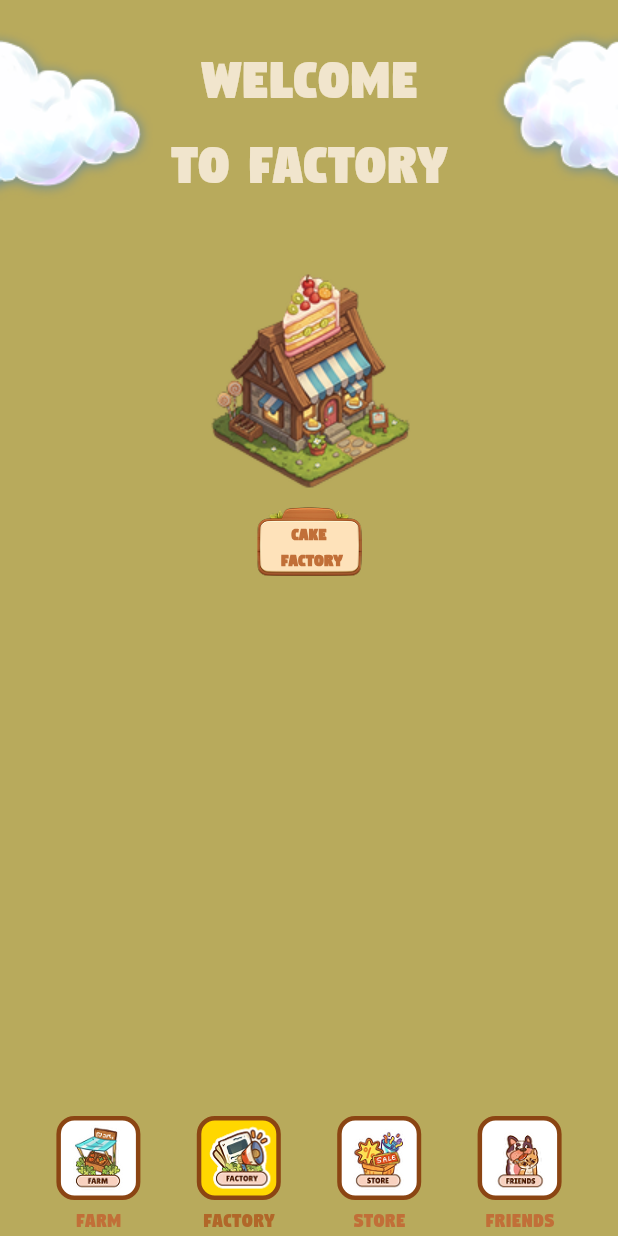
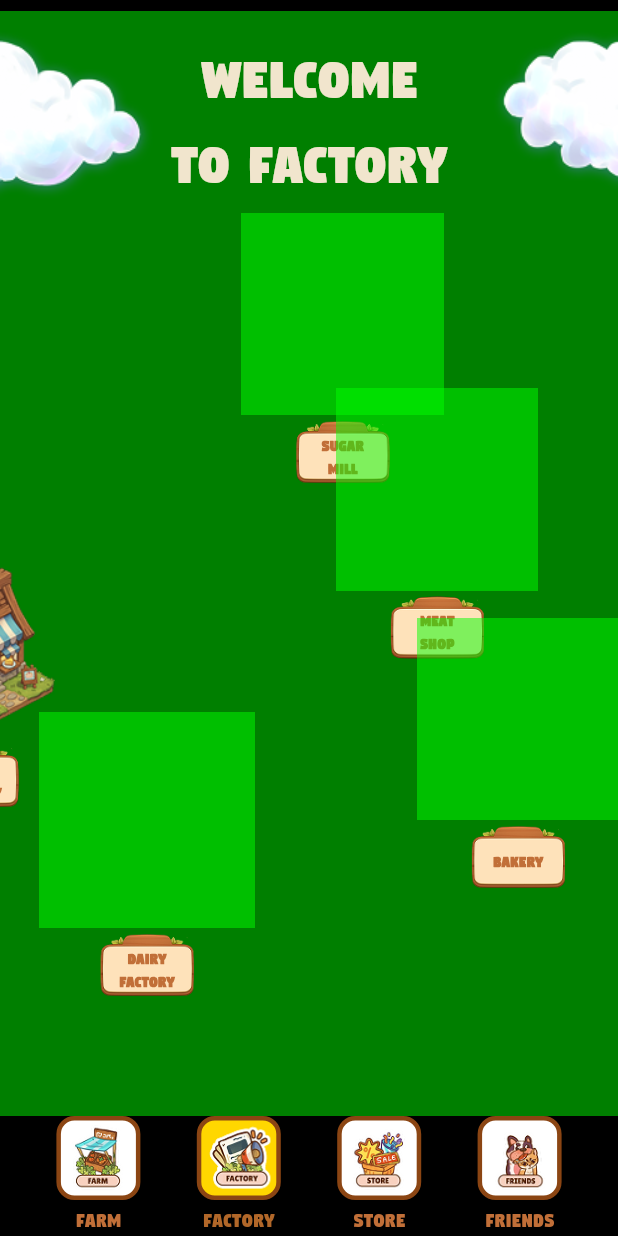
Before and after one commit to Jasurbek99/farm_game, a Flutter app: the screen it shows after launch, item 2 of the bottom bar chosen, on a phone screen of 412 x 824 dp. Run offline on Flutter 3.47's test engine with Material 3 defaults, Android fonts, the phone set to English and light mode, and no system bars.

Commit message:
Add draggable factory map with PNG/GIF building support
- Create FactoryBuilding model supporting both local PNG assets and network GIF URLs
- Add DraggableFactoryMap widget using InteractiveViewer for pan/zoom
- Add FactoryMapBuilding widget that renders PNG or GIF with loading states
- Update FactoryMainScreen to use draggable map with positioned buildings
- Add factory map assets to AppAssets and building names to AppStrings
- Add factory routes for new building types
- Register factory assets directory in pubspec.yaml

https://claude.ai/code/session_01N4DMCP3Ldmu4uPxE9qXmVm

```diff
--- a/lib/app/routes.dart
+++ b/lib/app/routes.dart
@@ -14,6 +14,13 @@ class AppRoutes {
   static const String farmCow = '/farm/cow';
   static const String farmPig = '/farm/pig';
   static const String factoryCake = '/factory/cake';
+  static const String factoryBbq = '/factory/bbq';
+  static const String factoryMeat = '/factory/meat';
+  static const String factorySugar = '/factory/sugar';
+  static const String factoryDairy = '/factory/dairy';
+  static const String factoryBakery = '/factory/bakery';
+  static const String factoryIceCream = '/factory/ice_cream';
+  static const String factoryWeaving = '/factory/weaving';
   static const String profile = '/profile';
   static const String profileChangePassword = '/profile/change-password';
   static const String profileLanguage = '/profile/language';
@@ -26,6 +33,14 @@ class AppRoutes {
       farmCow: (context) => const ChickenBarnScreen(),
       farmPig: (context) => const ChickenBarnScreen(),
       factoryCake: (context) => const CakeFactoryScreen(),
+      // TODO: Create individual factory screens for each building
+      factoryBbq: (context) => const CakeFactoryScreen(),
+      factoryMeat: (context) => const CakeFactoryScreen(),
+      factorySugar: (context) => const CakeFactoryScreen(),
+      factoryDairy: (context) => const CakeFactoryScreen(),
+      factoryBakery: (context) => const CakeFactoryScreen(),
+      factoryIceCream: (context) => const CakeFactoryScreen(),
+      factoryWeaving: (context) => const CakeFactoryScreen(),
       profile: (context) => const ProfileScreen(),
       profileChangePassword: (context) => const ChangePasswordScreen(),
       profileLanguage: (context) => const LanguageScreen(),
--- a/lib/core/constants/app_assets.dart
+++ b/lib/core/constants/app_assets.dart
@@ -31,6 +31,28 @@ class AppAssets {
   static const String cakeFactory = 'assets/images/buildings/cake_factory.png';
   static const String cakeFactoryLarge =
       'assets/images/buildings/cake_factory_large.png';
+
+  // Factory Map
+  static const String factoryMapEmpty =
+      'assets/images/factory/factory_map_empty.png';
+  static const String factoryMapWithBuildings =
+      'assets/images/factory/factory_map_with_buildings.png';
+
+  // Factory Buildings (individual building assets for the map)
+  static const String factoryBbqStation =
+      'assets/images/factory/bbq_station.png';
+  static const String factoryMeatShop =
+      'assets/images/factory/meat_shop.png';
+  static const String factorySugarMill =
+      'assets/images/factory/sugar_mill.png';
+  static const String factoryDairyFactory =
+      'assets/images/factory/dairy_factory.png';
+  static const String factoryBakery =
+      'assets/images/factory/bakery.png';
+  static const String factoryIceCreamShop =
+      'assets/images/factory/ice_cream_shop.png';
+  static const String factoryWeavingMill =
+      'assets/images/factory/weaving_mill.png';
 
   // Animals
   static const String chicken = 'assets/images/animals/chicken.png';
--- a/lib/core/constants/app_strings.dart
+++ b/lib/core/constants/app_strings.dart
@@ -22,6 +22,15 @@ class AppStrings {
   static const String welcomeToFactory = 'WELCOME\nTO FACTORY';
   static const String cakeFactory = 'CAKE\n FACTORY';
   static const String makeCake = 'MAKE CAKE';
+
+  // Factory Buildings
+  static const String bbqStation = 'BBQ\nSTATION';
+  static const String meatShop = 'MEAT\nSHOP';
+  static const String sugarMill = 'SUGAR\nMILL';
+  static const String dairyFactory = 'DAIRY\nFACTORY';
+  static const String bakery = 'BAKERY';
+  static const String iceCreamShop = 'ICE CREAM\nSHOP';
+  static const String weavingMill = 'WEAVING\nMILL';
 
   // Store
   static const String store = 'STORE';
--- /dev/null
+++ b/lib/features/factory/domain/models/factory_building.dart
@@ -0,0 +1,62 @@
+/// Represents a factory building that can be placed on the factory map.
+///
+/// Factory buildings can have either a local PNG asset or a network GIF URL.
+class FactoryBuilding {
+  final String id;
+  final String name;
+  final String? localAsset;
+  final String? networkGifUrl;
+  final String route;
+  final double positionX;
+  final double positionY;
+  final double width;
+  final double height;
+
+  const FactoryBuilding({
+    required this.id,
+    required this.name,
+    this.localAsset,
+    this.networkGifUrl,
+    required this.route,
+    required this.positionX,
+    required this.positionY,
+    this.width = 150.0,
+    this.height = 150.0,
+  }) : assert(
+          localAsset != null || networkGifUrl != null,
+          'Either localAsset or networkGifUrl must be provided',
+        );
+
+  /// Whether this building uses a local PNG asset.
+  bool get isLocalAsset => localAsset != null;
+
+  /// Whether this building uses a network GIF.
+  bool get isNetworkGif => networkGifUrl != null;
+
+  /// Gets the asset path or URL to display.
+  String get displayAsset => localAsset ?? networkGifUrl ?? '';
+
+  FactoryBuilding copyWith({
+    String? id,
+    String? name,
+    String? localAsset,
+    String? networkGifUrl,
+    String? route,
+    double? positionX,
+    double? positionY,
+    double? width,
+    double? height,
+  }) {
+    return FactoryBuilding(
+      id: id ?? this.id,
+      name: name ?? this.name,
+      localAsset: localAsset ?? this.localAsset,
+      networkGifUrl: networkGifUrl ?? this.networkGifUrl,
+      route: route ?? this.route,
+      positionX: positionX ?? this.positionX,
+      positionY: positionY ?? this.positionY,
+      width: width ?? this.width,
+      height: height ?? this.height,
+    );
+  }
+}
--- a/lib/features/factory/presentation/screens/factory_main_screen.dart
+++ b/lib/features/factory/presentation/screens/factory_main_screen.dart
@@ -5,56 +5,73 @@ import 'package:farm_game/core/constants/app_dimens.dart';
 import 'package:farm_game/core/constants/app_strings.dart';
 import 'package:farm_game/core/theme/app_text_styles.dart';
 import 'package:farm_game/core/widgets/app_scaffold.dart';
-import 'package:farm_game/features/factory/presentation/widgets/factory_building_card.dart';
-import 'package:farm_game/features/farm/domain/models/building.dart';
+import 'package:farm_game/features/factory/domain/models/factory_building.dart';
+import 'package:farm_game/features/factory/presentation/widgets/draggable_factory_map.dart';
 
+/// Factory main screen with a draggable/pannable map.
+///
+/// Users can touch and drag to pan around the factory map to see all buildings.
+/// Buildings can display either local PNG assets or network GIF animations.
 class FactoryMainScreen extends StatelessWidget {
   const FactoryMainScreen({super.key});
 
   @override
   Widget build(BuildContext context) {
-    const buildings = [
-      Building(
-        id: 'cake',
-        name: AppStrings.cakeFactory,
-        asset: AppAssets.cakeFactory,
-        route: '/factory/cake',
-      ),
-    ];
+    // Factory buildings with their positions on the map
+    // Positions are based on the isometric grid layout shown in the design
+    final buildings = _getFactoryBuildings();
 
     return AppScaffold(
-      backgroundColor: AppColors.factoryBackground,
+      backgroundColor: AppColors.black,
       safeAreaTop: false,
       safeAreaLeft: false,
       safeAreaRight: false,
       body: Stack(
         children: [
-          // Clouds
+          // Draggable factory map (takes full screen below title)
+          Positioned.fill(
+            child: DraggableFactoryMap(
+              buildings: buildings,
+              mapBackgroundAsset: AppAssets.factoryMapEmpty,
+              mapWidth: 1200.0,
+              mapHeight: 900.0,
+              minScale: 0.6,
+              maxScale: 2.0,
+              initialScale: 0.9,
+              onBuildingTap: (building) {
+                Navigator.pushNamed(context, building.route);
+              },
+            ),
+          ),
+          // Clouds overlay (top layer)
           Positioned(
             top: 20,
             left: 0,
+            child: IgnorePointer(
               child: Image.asset(
                 AppAssets.cloudLeft,
                 fit: BoxFit.none,
                 alignment: Alignment.topLeft,
               ),
             ),
+          ),
           Positioned(
             top: 10,
             right: 0,
+            child: IgnorePointer(
               child: Image.asset(
                 AppAssets.cloudRight,
                 fit: BoxFit.none,
                 alignment: Alignment.topRight,
               ),
             ),
-          // Content
-          Column(
-            children: [
-              const SizedBox(height: AppDimens.paddingLg),
-              // Title
-              Align(
-                alignment: Alignment.center,
+          ),
+          // Title overlay
+          Positioned(
+            top: AppDimens.paddingLg,
+            left: 0,
+            right: 0,
+            child: IgnorePointer(
               child: Text(
                 AppStrings.welcomeToFactory,
                 style: AppTextStyles.titleLarge.copyWith(
@@ -63,32 +80,108 @@ class FactoryMainScreen extends StatelessWidget {
                 textAlign: TextAlign.center,
               ),
             ),
-              const SizedBox(height: AppDimens.paddingLg),
-              // Buildings
-              Expanded(
-                child: SingleChildScrollView(
-                  padding: const EdgeInsets.all(AppDimens.paddingMd),
-                  child: Column(
-                    children: buildings.map((building) {
-                      return Padding(
-                        padding: const EdgeInsets.only(
-                          bottom: AppDimens.paddingLg,
-                        ),
-                        child: FactoryBuildingCard(
-                          building: building,
-                          onTap: () {
-                            Navigator.pushNamed(context, building.route);
-                          },
-                        ),
-                      );
-                    }).toList(),
-                  ),
-                ),
-              ),
-            ],
           ),
         ],
       ),
     );
   }
+
+  /// Returns the list of factory buildings with their map positions.
+  ///
+  /// Building positions are arranged in an isometric grid pattern.
+  /// Each building can have either a local PNG asset or a network GIF URL.
+  List<FactoryBuilding> _getFactoryBuildings() {
+    return const [
+      // Top row - left
+      FactoryBuilding(
+        id: 'weaving_mill',
+        name: AppStrings.weavingMill,
+        localAsset: AppAssets.factoryWeavingMill,
+        // Example: Can also use network GIF
+        // networkGifUrl: 'https://example.com/weaving_mill.gif',
+        route: '/factory/weaving',
+        positionX: 220.0,
+        positionY: 150.0,
+        width: 150.0,
+        height: 150.0,
+      ),
+      // Top row - right
+      FactoryBuilding(
+        id: 'sugar_mill',
+        name: AppStrings.sugarMill,
+        localAsset: AppAssets.factorySugarMill,
+        route: '/factory/sugar',
+        positionX: 550.0,
+        positionY: 150.0,
+        width: 150.0,
+        height: 150.0,
+      ),
+      // Second row - left
+      FactoryBuilding(
+        id: 'bbq_station',
+        name: AppStrings.bbqStation,
+        localAsset: AppAssets.factoryBbqStation,
+        route: '/factory/bbq',
+        positionX: 150.0,
+        positionY: 280.0,
+        width: 160.0,
+        height: 160.0,
+      ),
+      // Second row - right
+      FactoryBuilding(
+        id: 'meat_shop',
+        name: AppStrings.meatShop,
+        localAsset: AppAssets.factoryMeatShop,
+        route: '/factory/meat',
+        positionX: 620.0,
+        positionY: 280.0,
+        width: 150.0,
+        height: 150.0,
+      ),
+      // Third row - left
+      FactoryBuilding(
+        id: 'ice_cream_shop',
+        name: AppStrings.iceCreamShop,
+        localAsset: AppAssets.factoryIceCreamShop,
+        route: '/factory/ice_cream',
+        positionX: 100.0,
+        positionY: 450.0,
+        width: 150.0,
+        height: 150.0,
+      ),
+      // Third row - center
+      FactoryBuilding(
+        id: 'dairy_factory',
+        name: AppStrings.dairyFactory,
+        localAsset: AppAssets.factoryDairyFactory,
+        route: '/factory/dairy',
+        positionX: 400.0,
+        positionY: 520.0,
+        width: 160.0,
+        height: 160.0,
+      ),
+      // Third row - right
+      FactoryBuilding(
+        id: 'bakery',
+        name: AppStrings.bakery,
+        localAsset: AppAssets.factoryBakery,
+        route: '/factory/bakery',
+        positionX: 680.0,
+        positionY: 450.0,
+        width: 150.0,
+        height: 150.0,
+      ),
+      // Cake factory - uses existing asset
+      FactoryBuilding(
+        id: 'cake',
+        name: AppStrings.cakeFactory,
+        localAsset: AppAssets.cakeFactory,
+        route: '/factory/cake',
+        positionX: 280.0,
+        positionY: 400.0,
+        width: 140.0,
+        height: 140.0,
+      ),
+    ];
   }
+}
--- /dev/null
+++ b/lib/features/factory/presentation/widgets/draggable_factory_map.dart
@@ -0,0 +1,135 @@
+import 'package:flutter/material.dart';
+import 'package:farm_game/core/constants/app_assets.dart';
+import 'package:farm_game/core/constants/app_colors.dart';
+import 'package:farm_game/features/factory/domain/models/factory_building.dart';
+import 'package:farm_game/features/factory/presentation/widgets/factory_map_building.dart';
+
+/// A draggable and pannable factory map widget.
+///
+/// Users can touch and drag to pan around the map to see all buildings.
+/// The map displays the factory background with buildings positioned on it.
+class DraggableFactoryMap extends StatefulWidget {
+  final List<FactoryBuilding> buildings;
+  final void Function(FactoryBuilding building)? onBuildingTap;
+  final String? mapBackgroundAsset;
+  final double mapWidth;
+  final double mapHeight;
+  final double minScale;
+  final double maxScale;
+  final double initialScale;
+
+  const DraggableFactoryMap({
+    super.key,
+    required this.buildings,
+    this.onBuildingTap,
+    this.mapBackgroundAsset,
+    this.mapWidth = 1200.0,
+    this.mapHeight = 900.0,
+    this.minScale = 0.5,
+    this.maxScale = 2.0,
+    this.initialScale = 1.0,
+  });
+
+  @override
+  State<DraggableFactoryMap> createState() => _DraggableFactoryMapState();
+}
+
+class _DraggableFactoryMapState extends State<DraggableFactoryMap> {
+  late TransformationController _transformationController;
+
+  @override
+  void initState() {
+    super.initState();
+    _transformationController = TransformationController();
+
+    // Set initial scale and position after the widget is built
+    WidgetsBinding.instance.addPostFrameCallback((_) {
+      _centerMap();
+    });
+  }
+
+  @override
+  void dispose() {
+    _transformationController.dispose();
+    super.dispose();
+  }
+
+  void _centerMap() {
+    if (!mounted) return;
+
+    final viewportSize = MediaQuery.of(context).size;
+    final scale = widget.initialScale;
+
+    // Calculate the offset to center the map
+    final scaledMapWidth = widget.mapWidth * scale;
+    final scaledMapHeight = widget.mapHeight * scale;
+
+    final offsetX = (scaledMapWidth - viewportSize.width) / 2;
+    final offsetY = (scaledMapHeight - viewportSize.height) / 2;
+
+    final matrix = Matrix4.identity()
+      ..scale(scale)
+      ..translate(-offsetX / scale, -offsetY / scale);
+
+    _transformationController.value = matrix;
+  }
+
+  @override
+  Widget build(BuildContext context) {
+    return Container(
+      color: AppColors.black,
+      child: InteractiveViewer(
+        transformationController: _transformationController,
+        minScale: widget.minScale,
+        maxScale: widget.maxScale,
+        boundaryMargin: const EdgeInsets.all(100.0),
+        constrained: false,
+        child: SizedBox(
+          width: widget.mapWidth,
+          height: widget.mapHeight,
+          child: Stack(
+            children: [
+              // Map background
+              Positioned.fill(
+                child: _buildMapBackground(),
+              ),
+              // Buildings
+              ...widget.buildings.map((building) {
+                return Positioned(
+                  left: building.positionX,
+                  top: building.positionY,
+                  child: FactoryMapBuilding(
+                    building: building,
+                    onTap: widget.onBuildingTap != null
+                        ? () => widget.onBuildingTap!(building)
+                        : null,
+                  ),
+                );
+              }),
+            ],
+          ),
+        ),
+      ),
+    );
+  }
+
+  Widget _buildMapBackground() {
+    final backgroundAsset =
+        widget.mapBackgroundAsset ?? AppAssets.factoryMapEmpty;
+
+    return Image.asset(
+      backgroundAsset,
+      width: widget.mapWidth,
+      height: widget.mapHeight,
+      fit: BoxFit.cover,
+      errorBuilder: (context, error, stackTrace) {
+        // Fallback to colored background if image fails to load
+        return Container(
+          width: widget.mapWidth,
+          height: widget.mapHeight,
+          color: AppColors.factoryBackground,
+        );
+      },
+    );
+  }
+}
--- /dev/null
+++ b/lib/features/factory/presentation/widgets/factory_map_building.dart
@@ -0,0 +1,185 @@
+import 'package:flutter/material.dart';
+import 'package:farm_game/core/constants/app_assets.dart';
+import 'package:farm_game/core/constants/app_colors.dart';
+import 'package:farm_game/core/constants/app_dimens.dart';
+import 'package:farm_game/core/theme/app_text_styles.dart';
+import 'package:farm_game/features/factory/domain/models/factory_building.dart';
+
+/// A widget that displays a factory building on the map.
+///
+/// Supports both local PNG assets and network GIF images.
+/// When tapped, it can navigate to the building's detail screen.
+class FactoryMapBuilding extends StatelessWidget {
+  final FactoryBuilding building;
+  final VoidCallback? onTap;
+  final bool showLabel;
+
+  const FactoryMapBuilding({
+    super.key,
+    required this.building,
+    this.onTap,
+    this.showLabel = true,
+  });
+
+  @override
+  Widget build(BuildContext context) {
+    return GestureDetector(
+      onTap: onTap,
+      child: Column(
+        mainAxisSize: MainAxisSize.min,
+        children: [
+          // Building image
+          SizedBox(
+            width: building.width,
+            height: building.height,
+            child: _buildBuildingImage(),
+          ),
+          // Label
+          if (showLabel) ...[
+            const SizedBox(height: AppDimens.paddingXs),
+            _buildLabel(),
+          ],
+        ],
+      ),
+    );
+  }
+
+  Widget _buildBuildingImage() {
+    if (building.isNetworkGif && building.networkGifUrl != null) {
+      return _buildNetworkImage(building.networkGifUrl!);
+    } else if (building.isLocalAsset && building.localAsset != null) {
+      return _buildLocalImage(building.localAsset!);
+    }
+
+    // Fallback to placeholder
+    return _buildPlaceholder();
+  }
+
+  Widget _buildLocalImage(String assetPath) {
+    return Image.asset(
+      assetPath,
+      width: building.width,
+      height: building.height,
+      fit: BoxFit.contain,
+      errorBuilder: (context, error, stackTrace) {
+        return _buildPlaceholder();
+      },
+    );
+  }
+
+  Widget _buildNetworkImage(String url) {
+    return Image.network(
+      url,
+      width: building.width,
+      height: building.height,
+      fit: BoxFit.contain,
+      loadingBuilder: (context, child, loadingProgress) {
+        if (loadingProgress == null) return child;
+        return _buildLoadingIndicator(loadingProgress);
+      },
+      errorBuilder: (context, error, stackTrace) {
+        // Fallback to local asset if network fails and local asset exists
+        if (building.localAsset != null) {
+          return _buildLocalImage(building.localAsset!);
+        }
+        return _buildPlaceholder();
+      },
+    );
+  }
+
+  Widget _buildLoadingIndicator(ImageChunkEvent loadingProgress) {
+    final progress = loadingProgress.expectedTotalBytes != null
+        ? loadingProgress.cumulativeBytesLoaded /
+            loadingProgress.expectedTotalBytes!
+        : null;
+
+    return Container(
+      width: building.width,
+      height: building.height,
+      decoration: BoxDecoration(
+        color: AppColors.panelBackground.withValues(alpha: 0.5),
+        borderRadius: BorderRadius.circular(AppDimens.radiusMd),
+      ),
+      child: Center(
+        child: SizedBox(
+          width: AppDimens.iconLg,
+          height: AppDimens.iconLg,
+          child: CircularProgressIndicator(
+            value: progress,
+            strokeWidth: 3.0,
+            color: AppColors.primary,
+          ),
+        ),
+      ),
+    );
+  }
+
+  Widget _buildPlaceholder() {
+    return Container(
+      width: building.width,
+      height: building.height,
+      decoration: BoxDecoration(
+        color: AppColors.panelBackground.withValues(alpha: 0.5),
+        borderRadius: BorderRadius.circular(AppDimens.radiusMd),
+        border: Border.all(
+          color: AppColors.panelBorder.withValues(alpha: 0.5),
+          width: 2.0,
+        ),
+      ),
+      child: Center(
+        child: Icon(
+          Icons.factory_outlined,
+          size: AppDimens.iconXl,
+          color: AppColors.panelBorder.withValues(alpha: 0.5),
+        ),
+      ),
+    );
+  }
+
+  Widget _buildLabel() {
+    return SizedBox(
+      width: building.width,
+      child: Stack(
+        alignment: Alignment.center,
+        children: [
+          // Name card background
+          SizedBox(
+            width: 70,
+            child: Image.asset(
+              AppAssets.nameCard,
+              fit: BoxFit.contain,
+              errorBuilder: (context, error, stackTrace) {
+                // Fallback to simple container if name card image fails
+                return Container(
+                  padding: const EdgeInsets.symmetric(
+                    horizontal: AppDimens.paddingSm,
+                    vertical: AppDimens.paddingXs,
+                  ),
+                  decoration: BoxDecoration(
+                    color: AppColors.panelBackground,
+                    borderRadius: BorderRadius.circular(AppDimens.radiusSm),
+                    border: Border.all(
+                      color: AppColors.panelBorder,
+                      width: 1.0,
+                    ),
+                  ),
+                );
+              },
+            ),
+          ),
+          // Label text
+          Padding(
+            padding: const EdgeInsets.only(top: AppDimens.paddingSm),
+            child: Text(
+              building.name,
+              style: AppTextStyles.labelverySmall,
+              textAlign: TextAlign.center,
+              maxLines: 2,
+              overflow: TextOverflow.ellipsis,
+            ),
+          ),
+        ],
+      ),
+    );
+  }
+}
--- a/pubspec.yaml
+++ b/pubspec.yaml
@@ -68,6 +68,7 @@ flutter:
     - assets/images/ui/
     - assets/images/nav/
     - assets/images/profile/
+    - assets/images/factory/
 
   # An image asset can refer to one or more resolution-specific "variants", see
   # https://flutter.dev/to/resolution-aware-images
```
Also changed, not shown: assets/images/factory/bakery.png (added), assets/images/factory/bbq_station.png (added), assets/images/factory/dairy_factory.png (added), assets/images/factory/factory_map_empty.png (added), assets/images/factory/factory_map_with_buildings.png (added), assets/images/factory/ice_cream_shop.png (added), assets/images/factory/meat_shop.png (added), assets/images/factory/sugar_mill.png (added), assets/images/factory/weaving_mill.png (added). Lines whose indentation alone changed are shown as unchanged.
